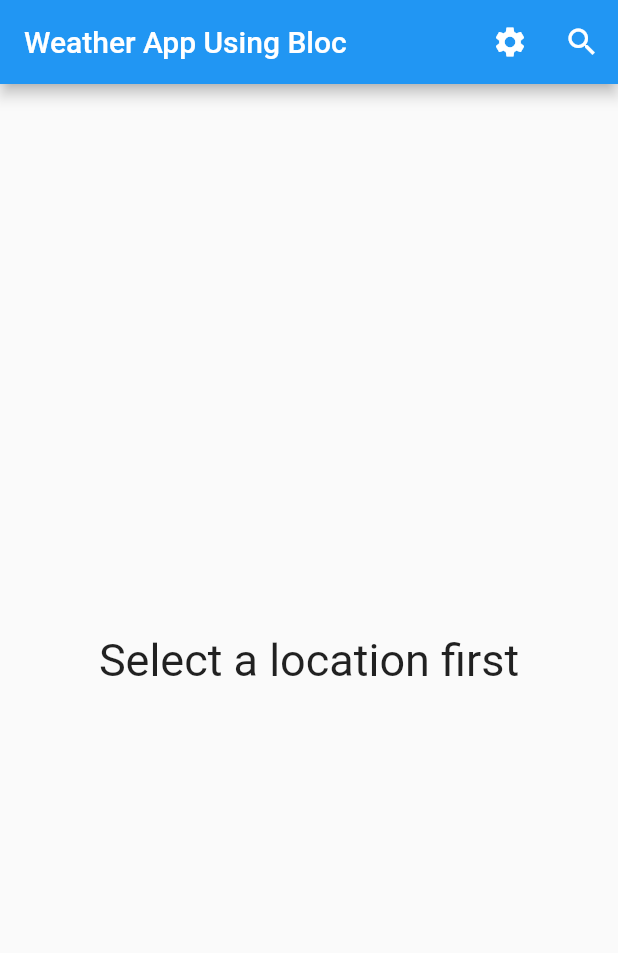
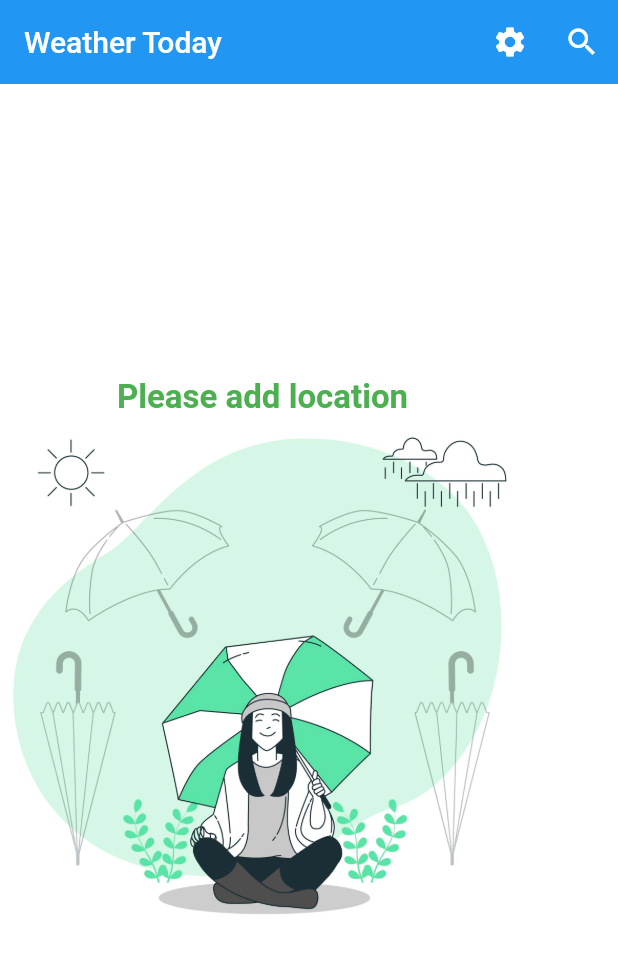
Before and after one commit to hungbui1204/weather_app_bloc, a Flutter app: the screen it shows after launch, on a phone screen of 412 x 824 dp. Shown: the top 953 px of the screen. Run offline on Flutter 3.47's test engine with Material 2 defaults, Android fonts, the light colour scheme and no system bars; our stand-ins replace equatable, flutter_bloc, lottie.

Commit message:
update ui

```diff
--- a/lib/blocs/settings_bloc.dart
+++ b/lib/blocs/settings_bloc.dart
@@ -5,8 +5,7 @@ import 'package:weather_app_bloc/state/setting_state.dart';
 class SettingsBloc extends Bloc<SettingEvent, SettingsState> {
   //initial state
   SettingsBloc()
-      : super(
-            const SettingsState(temperatureUnit: TemperatureUnit.fahrenheit)) {
+      : super(const SettingsState(temperatureUnit: TemperatureUnit.celsius)) {
     on<SettingEventToggleUnit>((event, emit) {
       return emit(SettingsState(
           temperatureUnit: state.temperatureUnit == TemperatureUnit.celsius
--- a/lib/main.dart
+++ b/lib/main.dart
@@ -31,6 +31,7 @@ class MyApp extends StatelessWidget {
         home: BlocProvider(
           create: (context) =>
               WeatherBloc(weatherRepository: weatherRepository),
+          // child: const TestScreen(),
           child: const WeatherScreen(),
         ),
       );
--- a/lib/model/weather_model.dart
+++ b/lib/model/weather_model.dart
@@ -31,6 +31,9 @@ class Weather extends Equatable {
   final String location;
   final int id;
   final DateTime lastUpdated;
+  final double windSpeed;
+  final int humidity;
+  final int visibility;
   const Weather(
       {required this.weatherCondition,
       required this.state,
@@ -41,7 +44,10 @@ class Weather extends Equatable {
       required this.temp,
       required this.location,
       required this.id,
-      required this.lastUpdated});
+      required this.lastUpdated,
+      required this.humidity,
+      required this.visibility,
+      required this.windSpeed});
   factory Weather.fromJson(Map<String, dynamic> json) {
     final weather = json['weather'][0];
     return Weather(
@@ -54,7 +60,10 @@ class Weather extends Equatable {
         temp: json['main']['temp'] as double,
         location: json['name'] ?? '',
         id: json['id'] ?? 0,
-        lastUpdated: DateTime.now());
+        lastUpdated: DateTime.now(),
+        humidity: json['main']['humidity'] ?? 0,
+        visibility: json['visibility'] ?? 0,
+        windSpeed: json['wind']['speed'] as double);
   }
   static String mapWeatherConditionToIcon(
       String weatherCondition, DateTime dateTime) {
@@ -69,7 +78,43 @@ class Weather extends Equatable {
       ],
       'Rain': [
         'https://lottie.host/9a388e77-30b7-4e6d-90af-9d212380b3ab/jhffag9D9L.json',
+        'https://lottie.host/44e7e96a-36fd-4fe0-9aa2-ab39e601fea3/DGAmCPtasi.json',
+      ],
+      'Drizzle': [
+        'https://lottie.host/9a388e77-30b7-4e6d-90af-9d212380b3ab/jhffag9D9L.json',
         'https://lottie.host/44e7e96a-36fd-4fe0-9aa2-ab39e601fea3/DGAmCPtasi.json'
+      ],
+      'Thunderstorm': [
+        'https://lottie.host/27ccfb91-1b5b-4215-b680-40123f60d1f6/yLad2kuueW.json',
+        'https://lottie.host/27ccfb91-1b5b-4215-b680-40123f60d1f6/yLad2kuueW.json'
+      ],
+      'Tornado': [
+        'https://lottie.host/27ccfb91-1b5b-4215-b680-40123f60d1f6/yLad2kuueW.json',
+        'https://lottie.host/27ccfb91-1b5b-4215-b680-40123f60d1f6/yLad2kuueW.json'
+      ],
+      'Mist': [
+        'https://lottie.host/1f53f7f1-3245-465a-ad9d-69d09d72e61a/iMfgBEDx07.json',
+        'https://lottie.host/1f53f7f1-3245-465a-ad9d-69d09d72e61a/iMfgBEDx07.json'
+      ],
+      'Haze': [
+        'https://lottie.host/1f53f7f1-3245-465a-ad9d-69d09d72e61a/iMfgBEDx07.json',
+        'https://lottie.host/1f53f7f1-3245-465a-ad9d-69d09d72e61a/iMfgBEDx07.json'
+      ],
+      'Dust': [
+        'https://lottie.host/1f53f7f1-3245-465a-ad9d-69d09d72e61a/iMfgBEDx07.json',
+        'https://lottie.host/1f53f7f1-3245-465a-ad9d-69d09d72e61a/iMfgBEDx07.json'
+      ],
+      'Smoke': [
+        'https://lottie.host/1f53f7f1-3245-465a-ad9d-69d09d72e61a/iMfgBEDx07.json',
+        'https://lottie.host/1f53f7f1-3245-465a-ad9d-69d09d72e61a/iMfgBEDx07.json'
+      ],
+      'Fog': [
+        'https://lottie.host/1f53f7f1-3245-465a-ad9d-69d09d72e61a/iMfgBEDx07.json',
+        'https://lottie.host/1f53f7f1-3245-465a-ad9d-69d09d72e61a/iMfgBEDx07.json'
+      ],
+      'Snow': [
+        'https://lottie.host/bc7bad02-0eac-4f02-9a90-321f79239839/Ms6etxuC6f.json',
+        'https://lottie.host/bc7bad02-0eac-4f02-9a90-321f79239839/Ms6etxuC6f.json'
       ]
     };
     if (dateTime.hour <= const TimeOfDay(hour: 18, minute: 0).hour) {
@@ -102,6 +147,16 @@ class Weather extends Equatable {
 
   @override
   // TODO: implement props
-  List<Object?> get props =>
-      [weatherCondition, minTemp, maxTemp, temp, temp, location, id];
+  List<Object?> get props => [
+        weatherCondition,
+        minTemp,
+        maxTemp,
+        temp,
+        temp,
+        location,
+        id,
+        visibility,
+        windSpeed,
+        humidity
+      ];
 }
--- a/lib/screens/weather_screen.dart
+++ b/lib/screens/weather_screen.dart
@@ -33,8 +33,10 @@ class _WeatherScreen extends State<WeatherScreen> {
   @override
   Widget build(BuildContext context) {
     return Scaffold(
+      backgroundColor: Colors.white,
       appBar: AppBar(
-        title: const Text('Weather App Using Bloc'),
+        elevation: 0,
+        title: const Text('Weather Today'),
         actions: [
           IconButton(
             onPressed: () async {
@@ -50,7 +52,7 @@ class _WeatherScreen extends State<WeatherScreen> {
                 final typedCity = await Navigator.push(
                     context,
                     MaterialPageRoute(
-                        builder: (context) => CitySearchScreen()));
+                        builder: (context) => const CitySearchScreen()));
                 if (typedCity != null) {
                   BlocProvider.of<WeatherBloc>(context)
                       .add(WeatherEventRequested(city: typedCity));
@@ -59,8 +61,7 @@ class _WeatherScreen extends State<WeatherScreen> {
               icon: const Icon(Icons.search))
         ],
       ),
-      body: Center(
-        child: BlocConsumer<WeatherBloc, WeatherState>(
+      body: BlocConsumer<WeatherBloc, WeatherState>(
         listener: (context, weatherState) {
           if (weatherState is WeatherStateSuccess) {
             BlocProvider.of<ThemeBloc>(context).add(ThemeEventWeatherChanged(
@@ -126,8 +127,7 @@ class _WeatherScreen extends State<WeatherScreen> {
                               ),
                               Text(
                                 ' (${weather.description})',
-                                  style:
-                                      TextStyle(color: themesState.textColor),
+                                style: TextStyle(color: themesState.textColor),
                               ),
                             ],
                           ),
@@ -162,21 +162,30 @@ class _WeatherScreen extends State<WeatherScreen> {
           if (weatherState is WeatherStateFailure) {
             return const Center(
               child: Text(
-                  'Something went wrong',
+                'Something went wrong, please try again',
                 style: TextStyle(color: Colors.red, fontSize: 16),
               ),
             );
           }
-            return const Center(
-              child: Text(
-                'Select a location first',
+          return Column(
+            mainAxisAlignment: MainAxisAlignment.center,
+            children: [
+              const Text(
+                'Please add location',
                 style: TextStyle(
-                  fontSize: 30,
+                    fontSize: 22,
+                    fontWeight: FontWeight.bold,
+                    color: Colors.green),
               ),
-              ),
+              SizedBox(
+                  height: 350,
+                  child: Image.asset(
+                    'assets/imgs/umbrella.jpg',
+                    fit: BoxFit.fill,
+                  )),
+            ],
           );
         },
-        ),
       ),
     );
   }
--- a/lib/state/setting_state.dart
+++ b/lib/state/setting_state.dart
@@ -1,6 +1,6 @@
 import 'package:equatable/equatable.dart';
 
-enum TemperatureUnit { fahrenheit, celsius }
+enum TemperatureUnit { fahrenheit, celsius, kelvin }
 
 class SettingsState extends Equatable {
   final TemperatureUnit temperatureUnit;
--- a/pubspec.yaml
+++ b/pubspec.yaml
@@ -64,7 +64,8 @@ flutter:
   uses-material-design: true
 
   # To add assets to your application, add an assets section, like this:
-  # assets:
+  assets:
+    - assets/imgs/
   #   - images/a_dot_burr.jpeg
   #   - images/a_dot_ham.jpeg
 
```
Also changed, not shown: lib/widget/temp_widget.dart (+86 -14 lines), lib/widget/wind_widget.dart (added, +37 -0 lines), assets/imgs/eye.png (added), assets/imgs/humidity.png (added), assets/imgs/temp1.png (added), assets/imgs/temp2.png (added), assets/imgs/umbrella.jpg (added), assets/imgs/wind.png (added), 2 other files. Lines whose indentation alone changed are shown as unchanged.
